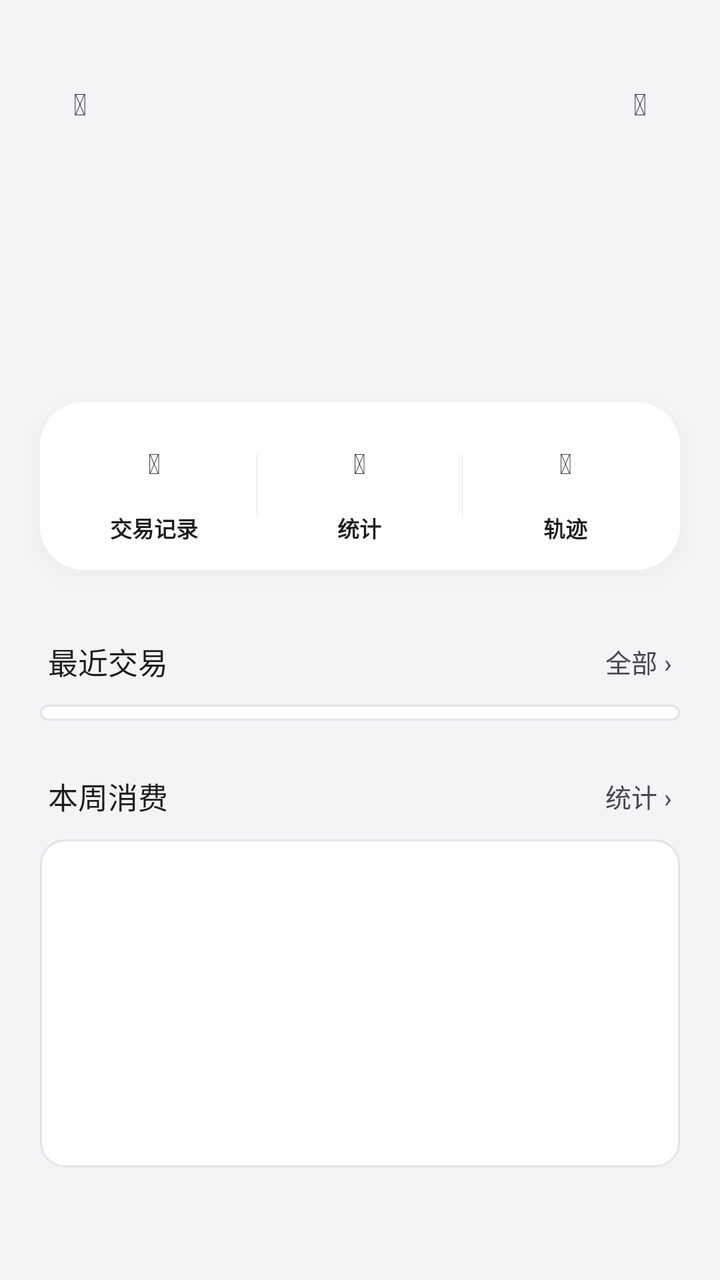
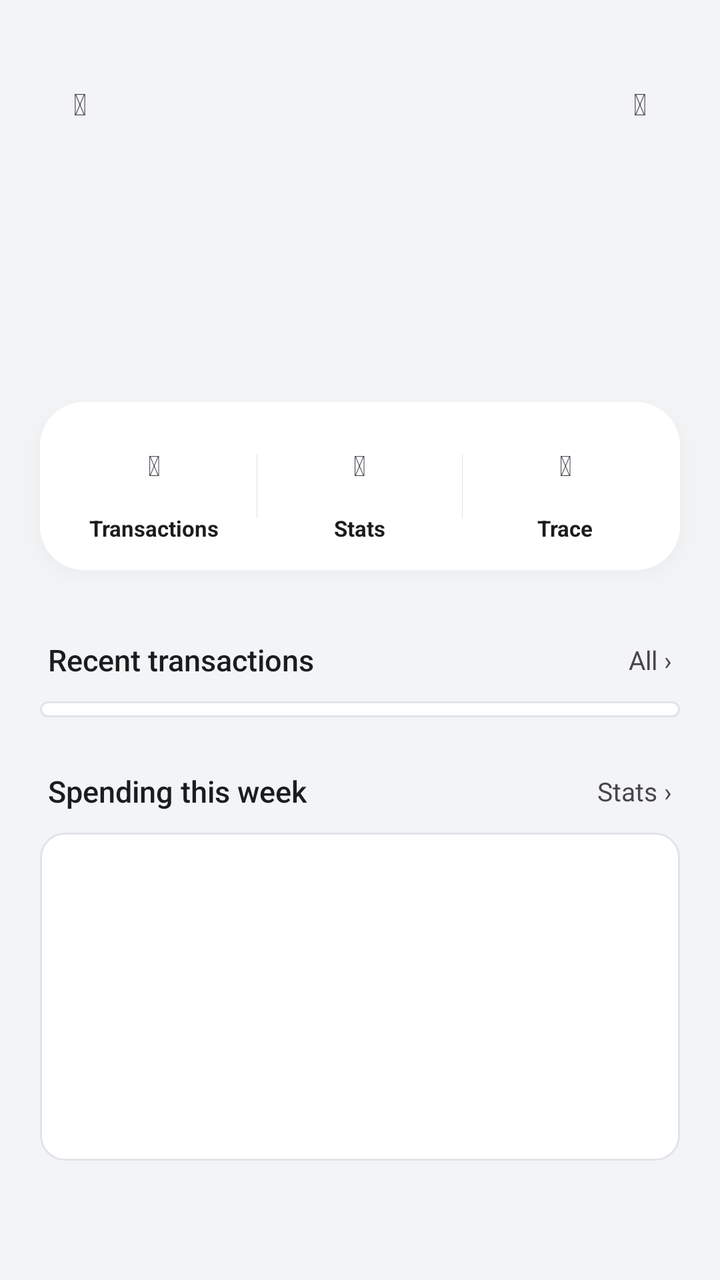

Compare the two renders of this Android layout. The source of the first and the diff that turns it into the second are given below.
<!-- AndroidManifest.xml: application theme Theme.TransitU -->
<!-- res/layout/fragment_card_home.xml -->
<?xml version="1.0" encoding="utf-8"?>
<FrameLayout xmlns:android="http://schemas.android.com/apk/res/android"
    android:layout_width="match_parent"
    android:layout_height="match_parent"
    android:background="@color/paper">

    <ScrollView
        android:id="@+id/cardHomeScroll"
        android:layout_width="match_parent"
        android:layout_height="match_parent"
        android:fillViewport="true"
        android:scrollbars="none">

        <LinearLayout
            android:layout_width="match_parent"
            android:layout_height="wrap_content"
            android:orientation="vertical"
            android:paddingBottom="32dp">

            
            <LinearLayout
                android:id="@+id/header"
                android:layout_width="match_parent"
                android:layout_height="wrap_content"
                android:orientation="vertical"
                android:paddingStart="20dp"
                android:paddingEnd="20dp"
                android:paddingBottom="52dp">

                <View
                    android:layout_width="match_parent"
                    android:layout_height="@dimen/status_bar_spacer_height" />

                <FrameLayout
                    android:layout_width="match_parent"
                    android:layout_height="56dp">

                    <TextView
                        android:id="@+id/btnBack"
                        style="@style/CardHomeHeaderButton"
                        android:layout_gravity="start|center_vertical"
                        android:contentDescription="返回"
                        android:text="&#xF053;" />

                    <TextView
                        android:id="@+id/tvHeaderPill"
                        android:layout_width="wrap_content"
                        android:layout_height="32dp"
                        android:layout_gravity="center"
                        android:fontFamily="sans-serif-medium"
                        android:gravity="center"
                        android:paddingStart="14dp"
                        android:paddingEnd="14dp"
                        android:textSize="13sp" />

                    <TextView
                        android:id="@+id/btnMore"
                        style="@style/CardHomeHeaderButton"
                        android:layout_gravity="end|center_vertical"
                        android:contentDescription="更多"
                        android:text="&#xF141;" />
                </FrameLayout>

                <TextView
                    android:id="@+id/tvBalanceLabel"
                    android:layout_width="wrap_content"
                    android:layout_height="wrap_content"
                    android:layout_marginTop="16dp"
                    android:textSize="13sp" />

                <TextView
                    android:id="@+id/tvBalance"
                    android:layout_width="wrap_content"
                    android:layout_height="wrap_content"
                    android:layout_marginTop="4dp"
                    android:fontFamily="sans-serif-medium"
                    android:includeFontPadding="false"
                    android:textSize="40sp"
                    android:textStyle="bold" />

                <TextView
                    android:id="@+id/tvLastRead"
                    android:layout_width="wrap_content"
                    android:layout_height="wrap_content"
                    android:layout_marginTop="8dp"
                    android:textSize="12sp" />
            </LinearLayout>

            
            <LinearLayout
                android:layout_width="match_parent"
                android:layout_height="wrap_content"
                android:layout_marginStart="20dp"
                android:layout_marginTop="-40dp"
                android:layout_marginEnd="20dp"
                android:layout_marginBottom="8dp"
                android:background="@drawable/bg_action_pill"
                android:elevation="6dp"
                android:outlineAmbientShadowColor="#26000000"
                android:outlineSpotShadowColor="#33000000"
                android:gravity="center_vertical"
                android:orientation="horizontal"
                android:padding="6dp">

                <LinearLayout
                    android:id="@+id/actionTransactions"
                    style="@style/CardHomeAction">

                    <TextView
                        android:id="@+id/iconTransactions"
                        style="@style/CardHomeActionIcon"
                        android:text="&#xF0CA;" />

                    <TextView
                        style="@style/CardHomeActionLabel"
                        android:text="交易记录" />
                </LinearLayout>

                <View style="@style/CardHomeActionDivider" />

                <LinearLayout
                    android:id="@+id/actionStats"
                    style="@style/CardHomeAction">

                    <TextView
                        android:id="@+id/iconStats"
                        style="@style/CardHomeActionIcon"
                        android:text="&#xF080;" />

                    <TextView
                        style="@style/CardHomeActionLabel"
                        android:text="统计" />
                </LinearLayout>

                <View style="@style/CardHomeActionDivider" />

                <LinearLayout
                    android:id="@+id/actionMapTrace"
                    style="@style/CardHomeAction">

                    <TextView
                        android:id="@+id/iconMapTrace"
                        style="@style/CardHomeActionIcon"
                        android:text="&#xF4D7;" />

                    <TextView
                        style="@style/CardHomeActionLabel"
                        android:text="轨迹" />
                </LinearLayout>
            </LinearLayout>

            
            <LinearLayout
                android:id="@+id/discountCard"
                android:layout_width="match_parent"
                android:layout_height="wrap_content"
                android:orientation="vertical"
                android:visibility="gone">

                <LinearLayout style="@style/CardHomeSectionHeader">

                    <TextView
                        style="@style/CardHomeSectionTitle"
                        android:layout_width="wrap_content"
                        android:layout_weight="0"
                        android:text="本月优惠" />

                    <TextView
                        android:id="@+id/tvDiscountMonth"
                        android:layout_width="0dp"
                        android:layout_height="wrap_content"
                        android:layout_marginStart="8dp"
                        android:layout_weight="1"
                        android:textColor="@color/ink_3"
                        android:textSize="12sp" />

                    
                    <LinearLayout
                        android:id="@+id/discountPillsRow"
                        android:layout_width="wrap_content"
                        android:layout_height="wrap_content"
                        android:orientation="horizontal" />
                </LinearLayout>

                <LinearLayout style="@style/CardHomeSectionCard">

                    <TextView
                        android:layout_width="wrap_content"
                        android:layout_height="wrap_content"
                        android:text="本月累计乘车消费"
                        android:textColor="@color/ink_3"
                        android:textSize="12sp" />

                    <TextView
                        android:id="@+id/tvProgress"
                        android:layout_width="wrap_content"
                        android:layout_height="wrap_content"
                        android:layout_marginTop="2dp"
                        android:fontFamily="sans-serif-medium"
                        android:textColor="@color/ink"
                        android:textSize="24sp"
                        android:textStyle="bold" />

                    
                    <LinearLayout
                        android:id="@+id/discountHintsColumn"
                        android:layout_width="match_parent"
                        android:layout_height="wrap_content"
                        android:orientation="vertical" />
                </LinearLayout>
            </LinearLayout>

            
            <LinearLayout style="@style/CardHomeSectionHeader">

                <TextView
                    style="@style/CardHomeSectionTitle"
                    android:text="最近交易" />

                <TextView
                    android:id="@+id/btnViewAll"
                    style="@style/CardHomeSectionLink"
                    android:text="全部 ›" />
            </LinearLayout>

            <LinearLayout
                android:id="@+id/recentTxnContainer"
                android:layout_width="match_parent"
                android:layout_height="wrap_content"
                android:layout_marginStart="20dp"
                android:layout_marginEnd="20dp"
                android:background="@drawable/bg_content_card"
                android:orientation="vertical"
                android:paddingTop="4dp"
                android:paddingBottom="4dp" />

            
            <LinearLayout style="@style/CardHomeSectionHeader">

                <TextView
                    style="@style/CardHomeSectionTitle"
                    android:layout_width="wrap_content"
                    android:layout_weight="0"
                    android:text="本周消费" />

                <TextView
                    android:id="@+id/tvWeekTotal"
                    android:layout_width="0dp"
                    android:layout_height="wrap_content"
                    android:layout_marginStart="8dp"
                    android:layout_weight="1"
                    android:textColor="@color/ink_3"
                    android:textSize="12sp" />

                <TextView
                    android:id="@+id/btnMiniStatsAll"
                    style="@style/CardHomeSectionLink"
                    android:text="统计 ›" />
            </LinearLayout>

            <LinearLayout style="@style/CardHomeSectionCard">

                
                <LinearLayout
                    android:id="@+id/chartMiniArea"
                    android:layout_width="match_parent"
                    android:layout_height="132dp"
                    android:gravity="bottom"
                    android:orientation="horizontal" />
            </LinearLayout>
        </LinearLayout>
    </ScrollView>

    
    <View
        android:id="@+id/statusScrim"
        android:layout_width="match_parent"
        android:layout_height="@dimen/status_bar_spacer_height" />
</FrameLayout>
<!-- resources referenced by this layout -->
<resources>
  <color name="ink">#1B1C1E</color>
  <color name="ink_3">#6B6F76</color>
  <color name="paper">#F3F4F6</color>
  <dimen name="status_bar_spacer_height">0dp</dimen>
  <!-- drawable bg_action_pill (drawable) -->
  <?xml version="1.0" encoding="utf-8"?>
  <shape xmlns:android="http://schemas.android.com/apk/res/android">
      <solid android:color="@color/surface" />
      <corners android:radius="22dp" />
  </shape>
  <!-- drawable bg_content_card (drawable) -->
  <?xml version="1.0" encoding="utf-8"?>
  <shape xmlns:android="http://schemas.android.com/apk/res/android">
      <solid android:color="#FFFFFF" />
      <corners android:radius="12dp" />
      <stroke android:width="1dp" android:color="@color/line" />
  </shape>
  <style name="CardHomeActionDivider">
          <item name="android:layout_width">1px</item>
          <item name="android:layout_height">32dp</item>
          <item name="android:background">@color/line</item>
      </style>
  <style name="CardHomeActionIcon">
          <item name="android:layout_width">36dp</item>
          <item name="android:layout_height">36dp</item>
          <item name="android:gravity">center</item>
          <item name="android:textSize">14sp</item>
          <item name="android:importantForAccessibility">no</item>
      </style>
  <style name="CardHomeSectionTitle">
          <item name="android:layout_width">0dp</item>
          <item name="android:layout_height">wrap_content</item>
          <item name="android:layout_weight">1</item>
          <item name="android:fontFamily">sans-serif-medium</item>
          <item name="android:textColor">@color/ink</item>
          <item name="android:textSize">15sp</item>
      </style>
  <color name="surface">#FFFFFF</color>
  <color name="line">#E1E4E8</color>
  <!-- drawable bg_action_segment (drawable) -->
  <?xml version="1.0" encoding="utf-8"?>
  <shape xmlns:android="http://schemas.android.com/apk/res/android">
      <solid android:color="@android:color/transparent" />
      <corners android:radius="16dp" />
  </shape>
  <!-- drawable bg_back_button (drawable) -->
  <?xml version="1.0" encoding="utf-8"?>
  <shape xmlns:android="http://schemas.android.com/apk/res/android"
      android:shape="oval">
      <solid android:color="@android:color/transparent" />
  </shape>
  <!-- drawable tu_text_select_handle_middle (drawable) -->
  <?xml version="1.0" encoding="utf-8"?>
  <bitmap xmlns:android="http://schemas.android.com/apk/res/android"
      android:src="@drawable/abc_text_select_handle_middle_mtrl"
      android:tint="?attr/colorPrimary"
      android:tintMode="src_in" />
  <!-- drawable tu_text_select_handle_left (drawable) -->
  <?xml version="1.0" encoding="utf-8"?>
  <bitmap xmlns:android="http://schemas.android.com/apk/res/android"
      android:src="@drawable/abc_text_select_handle_left_mtrl"
      android:tint="?attr/colorPrimary"
      android:tintMode="src_in" />
  <!-- drawable tu_text_select_handle_right (drawable) -->
  <?xml version="1.0" encoding="utf-8"?>
  <bitmap xmlns:android="http://schemas.android.com/apk/res/android"
      android:src="@drawable/abc_text_select_handle_right_mtrl"
      android:tint="?attr/colorPrimary"
      android:tintMode="src_in" />
  <!-- unchanged entries left out for length: 7 -->
</resources>

<!-- the commit's change to res/layout/fragment_card_home.xml (unified diff, before → after) -->
@@ -39,7 +39,7 @@
                         android:id="@+id/btnBack"
                         style="@style/CardHomeHeaderButton"
                         android:layout_gravity="start|center_vertical"
-                        android:contentDescription="返回"
+                        android:contentDescription="@string/cd_back"
                         android:text="&#xF053;" />
 
                     <TextView
@@ -57,7 +57,7 @@
                         android:id="@+id/btnMore"
                         style="@style/CardHomeHeaderButton"
                         android:layout_gravity="end|center_vertical"
-                        android:contentDescription="更多"
+                        android:contentDescription="@string/cd_more"
                         android:text="&#xF141;" />
                 </FrameLayout>
 
@@ -113,7 +113,7 @@
 
                     <TextView
                         style="@style/CardHomeActionLabel"
-                        android:text="交易记录" />
+                        android:text="@string/transactions" />
                 </LinearLayout>
 
                 <View style="@style/CardHomeActionDivider" />
@@ -129,7 +129,7 @@
 
                     <TextView
                         style="@style/CardHomeActionLabel"
-                        android:text="统计" />
+                        android:text="@string/card_home_stats" />
                 </LinearLayout>
 
                 <View style="@style/CardHomeActionDivider" />
@@ -145,7 +145,7 @@
 
                     <TextView
                         style="@style/CardHomeActionLabel"
-                        android:text="轨迹" />
+                        android:text="@string/card_home_trace" />
                 </LinearLayout>
             </LinearLayout>
 
@@ -163,7 +163,7 @@
                         style="@style/CardHomeSectionTitle"
                         android:layout_width="wrap_content"
                         android:layout_weight="0"
-                        android:text="本月优惠" />
+                        android:text="@string/card_home_monthly_discount" />
 
                     <TextView
                         android:id="@+id/tvDiscountMonth"
@@ -187,7 +187,7 @@
                     <TextView
                         android:layout_width="wrap_content"
                         android:layout_height="wrap_content"
-                        android:text="本月累计乘车消费"
+                        android:text="@string/card_home_monthly_ride_spend"
                         android:textColor="@color/ink_3"
                         android:textSize="12sp" />
 
@@ -215,12 +215,12 @@
 
                 <TextView
                     style="@style/CardHomeSectionTitle"
-                    android:text="最近交易" />
+                    android:text="@string/card_home_recent" />
 
                 <TextView
                     android:id="@+id/btnViewAll"
                     style="@style/CardHomeSectionLink"
-                    android:text="全部 ›" />
+                    android:text="@string/card_home_view_all" />
             </LinearLayout>
 
             <LinearLayout
@@ -241,7 +241,7 @@
                     style="@style/CardHomeSectionTitle"
                     android:layout_width="wrap_content"
                     android:layout_weight="0"
-                    android:text="本周消费" />
+                    android:text="@string/card_home_week_spending" />
 
                 <TextView
                     android:id="@+id/tvWeekTotal"
@@ -255,7 +255,7 @@
                 <TextView
                     android:id="@+id/btnMiniStatsAll"
                     style="@style/CardHomeSectionLink"
-                    android:text="统计 ›" />
+                    android:text="@string/card_home_view_stats" />
             </LinearLayout>
 
             <LinearLayout style="@style/CardHomeSectionCard">
<!-- resource entries referenced after the edit -->
@@ -17,6 +17,17 @@
       <corners android:radius="12dp" />
       <stroke android:width="1dp" android:color="@color/line" />
   </shape>
+  <string name="card_home_monthly_discount">Discount this month</string>
+  <string name="card_home_monthly_ride_spend">Ride spending this month</string>
+  <string name="card_home_recent">Recent transactions</string>
+  <string name="card_home_stats">Stats</string>
+  <string name="card_home_trace">Trace</string>
+  <string name="card_home_view_all">All ›</string>
+  <string name="card_home_view_stats">Stats ›</string>
+  <string name="card_home_week_spending">Spending this week</string>
+  <string name="cd_back">Back</string>
+  <string name="cd_more">More</string>
+  <string name="transactions">Transactions</string>
   <style name="CardHomeActionDivider">
           <item name="android:layout_width">1px</item>
           <item name="android:layout_height">32dp</item>
